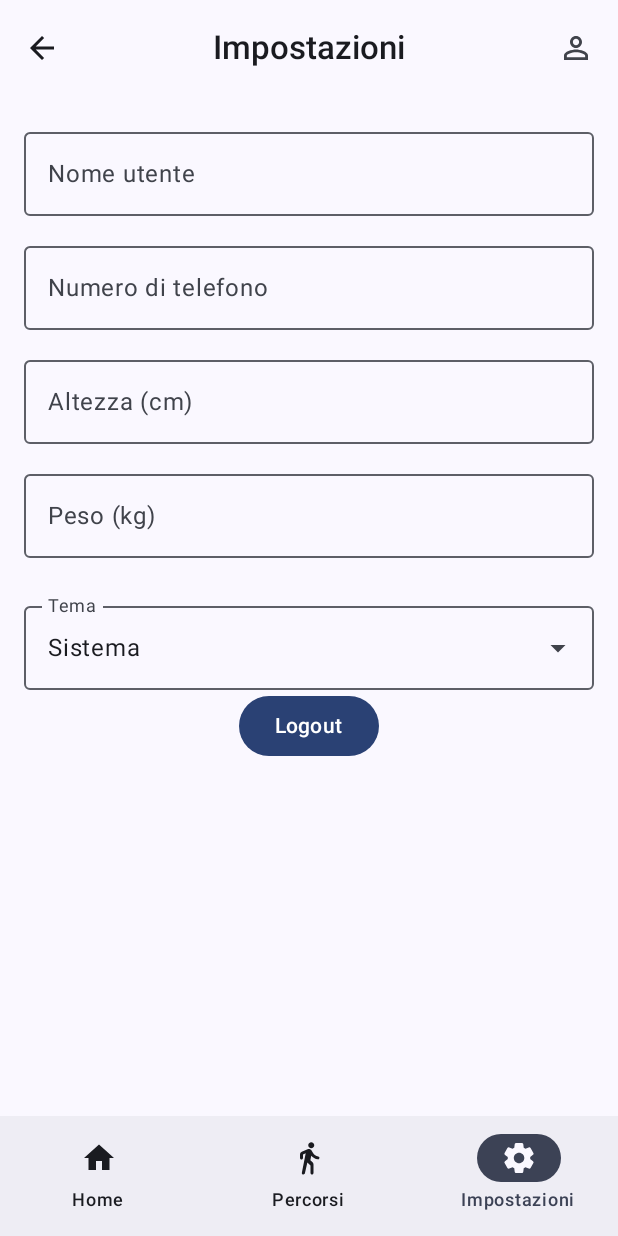
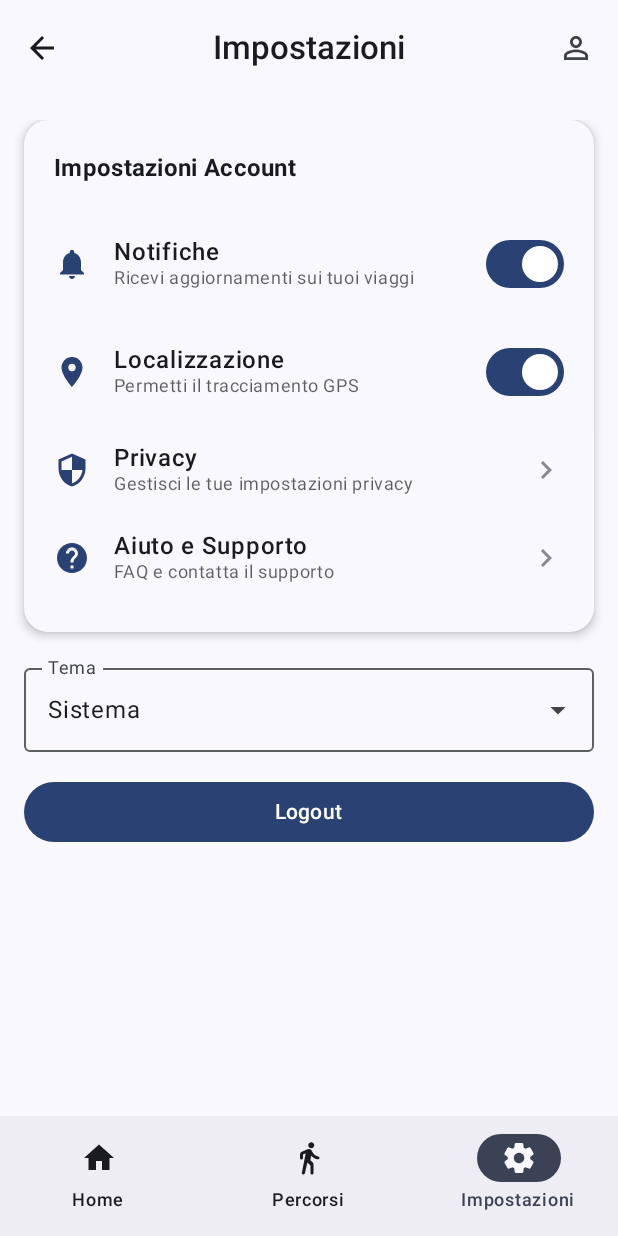
Before and after one commit to luciobaiocchi/mobile-project, an Android app built with Jetpack Compose: the SettingsScreen screen opened through its navigation route, on a phone screen of 412 x 824 dp. Run offline under Robolectric (Android 15) with nearby library versions, the phone set to English and light mode, and no system bars; our stand-ins replace Firebase (no records; nobody signed in at launch, a user with empty details on screens opened directly).

Commit message:
corrected settings screen

```diff
--- a/app/src/main/java/com/heard/mobile/ui/screens/personal/tabs/DatiPersonaliTab.kt
+++ b/app/src/main/java/com/heard/mobile/ui/screens/personal/tabs/DatiPersonaliTab.kt
@@ -14,7 +14,7 @@ import androidx.compose.ui.text.font.FontWeight
 import androidx.compose.ui.unit.dp
 import com.heard.mobile.ui.screens.personal.components.PersonalInfoItem
 import com.heard.mobile.ui.screens.personal.components.PreferenceItem
-import com.heard.mobile.ui.screens.personal.components.SettingItem
+
 import com.heard.mobile.ui.screens.personal.dialogs.EditProfileDialog
 
 @Composable
@@ -33,10 +33,6 @@ fun DatiPersonaliTab() {
 
         item {
             TravelPreferencesCard()
-        }
-
-        item {
-            AccountSettingsCard()
         }
     }
 
@@ -162,59 +158,3 @@ private fun TravelPreferencesCard() {
         }
     }
 }
-
-@Composable
-private fun AccountSettingsCard() {
-    Card(
-        modifier = Modifier
-            .fillMaxWidth()
-            .shadow(4.dp, RoundedCornerShape(16.dp)),
-        colors = CardDefaults.cardColors(
-            containerColor = MaterialTheme.colorScheme.surface
-        ),
-        shape = RoundedCornerShape(16.dp)
-    ) {
-        Column(modifier = Modifier.padding(20.dp)) {
-            Text(
-                text = "Impostazioni Account",
-                style = MaterialTheme.typography.titleMedium,
-                fontWeight = FontWeight.Bold,
-                color = MaterialTheme.colorScheme.onSurface
-            )
-
-            Spacer(modifier = Modifier.height(16.dp))
-
-            SettingItem(
-                icon = Icons.Default.Notifications,
-                title = "Notifiche",
-                subtitle = "Ricevi aggiornamenti sui tuoi viaggi",
-                hasSwitch = true,
-                switchState = true,
-                onSwitchChanged = {}
-            )
-
-            SettingItem(
-                icon = Icons.Default.LocationOn,
-                title = "Localizzazione",
-                subtitle = "Permetti il tracciamento GPS",
-                hasSwitch = true,
-                switchState = true,
-                onSwitchChanged = {}
-            )
-
-            SettingItem(
-                icon = Icons.Default.Security,
-                title = "Privacy",
-                subtitle = "Gestisci le tue impostazioni privacy",
-                onClick = {}
-            )
-
-            SettingItem(
-                icon = Icons.Default.Help,
-                title = "Aiuto e Supporto",
-                subtitle = "FAQ e contatta il supporto",
-                onClick = {}
-            )
-        }
-    }
-}
--- a/app/src/main/java/com/heard/mobile/ui/screens/settings/SettingsScreen.kt
+++ b/app/src/main/java/com/heard/mobile/ui/screens/settings/SettingsScreen.kt
@@ -8,13 +8,22 @@ import androidx.compose.foundation.layout.fillMaxSize
 import androidx.compose.foundation.layout.fillMaxWidth
 import androidx.compose.foundation.layout.height
 import androidx.compose.foundation.layout.padding
+import androidx.compose.foundation.lazy.LazyColumn
+import androidx.compose.foundation.shape.RoundedCornerShape
 import androidx.compose.material.icons.Icons
 import androidx.compose.material.icons.filled.ArrowDropDown
+import androidx.compose.material.icons.filled.Help
+import androidx.compose.material.icons.filled.LocationOn
+import androidx.compose.material.icons.filled.Notifications
+import androidx.compose.material.icons.filled.Security
 import androidx.compose.material3.Button
+import androidx.compose.material3.Card
+import androidx.compose.material3.CardDefaults
 import androidx.compose.material3.DropdownMenu
 import androidx.compose.material3.DropdownMenuItem
 import androidx.compose.material3.Icon
 import androidx.compose.material3.IconButton
+import androidx.compose.material3.MaterialTheme
 import androidx.compose.material3.OutlinedTextField
 import androidx.compose.material3.Scaffold
 import androidx.compose.material3.Text
@@ -26,6 +35,8 @@ import androidx.compose.runtime.saveable.rememberSaveable
 import androidx.compose.runtime.setValue
 import androidx.compose.ui.Alignment
 import androidx.compose.ui.Modifier
+import androidx.compose.ui.draw.shadow
+import androidx.compose.ui.text.font.FontWeight
 import androidx.compose.ui.unit.dp
 import androidx.navigation.NavController
 import com.heard.mobile.ui.HeardRoute
@@ -33,6 +44,7 @@ import com.heard.mobile.ui.composables.AppBar
 import com.heard.mobile.ui.composables.CustomBottomBar
 import com.heard.mobile.ui.screens.login.AuthViewModel
 import com.heard.mobile.viewmodel.ThemeViewModel
+import com.heard.mobile.ui.screens.personal.components.SettingItem
 
 enum class ThemeOption(val label: String) {
     LIGHT("Chiaro"),
@@ -56,47 +68,20 @@ fun SettingsScreen(navController: NavController , themeViewModel: ThemeViewModel
         topBar = { AppBar(navController, title = "Impostazioni") },
         bottomBar = { CustomBottomBar(navController, active = "Impostazioni") }
     ) { contentPadding ->
-        Column(
+        LazyColumn(
             modifier = Modifier
+                .fillMaxSize()
                 .padding(contentPadding)
-                .padding(16.dp)
-                .fillMaxSize(),
-            verticalArrangement = Arrangement.Top,
+                .padding(16.dp),
+            verticalArrangement = Arrangement.spacedBy(16.dp),
             horizontalAlignment = Alignment.CenterHorizontally
         ) {
-            OutlinedTextField(
-                value = username,
-                onValueChange = { username = it },
-                label = { Text("Nome utente") },
-                modifier = Modifier.fillMaxWidth()
-            )
-            Spacer(modifier = Modifier.height(12.dp))
+            item {
+                AccountSettingsCard()
+            }
 
-            OutlinedTextField(
-                value = phoneNumber,
-                onValueChange = { phoneNumber = it },
-                label = { Text("Numero di telefono") },
-                modifier = Modifier.fillMaxWidth()
-            )
-            Spacer(modifier = Modifier.height(12.dp))
-
-            OutlinedTextField(
-                value = height,
-                onValueChange = { height = it },
-                label = { Text("Altezza (cm)") },
-                modifier = Modifier.fillMaxWidth()
-            )
-            Spacer(modifier = Modifier.height(12.dp))
-
-            OutlinedTextField(
-                value = weight,
-                onValueChange = { weight = it },
-                label = { Text("Peso (kg)") },
-                modifier = Modifier.fillMaxWidth()
-            )
-            Spacer(modifier = Modifier.height(24.dp))
-
-            // Selettore del tema
+            item {
+                // Selettore tema
                 Box(modifier = Modifier.fillMaxWidth()) {
                     OutlinedTextField(
                         value = selectedTheme.label,
@@ -120,22 +105,84 @@ fun SettingsScreen(navController: NavController , themeViewModel: ThemeViewModel
                                 text = { Text(option.label) },
                                 onClick = {
                                     expanded = false
-                                // Aggiorna il tema nel ViewModel
                                     themeViewModel.setTheme(option)
                                 }
                             )
                         }
                     }
                 }
+            }
 
-            Button(onClick = {
+            item {
+                Button(
+                    onClick = {
                         authViewModel.logout()
                         navController.navigate(HeardRoute.Login) {
                             popUpTo(HeardRoute.Home) { inclusive = true }
                         }
-            }) {
+                    },
+                    modifier = Modifier.fillMaxWidth()
+                ) {
                     Text("Logout")
                 }
             }
         }
     }
+
+}
+
+@Composable
+private fun AccountSettingsCard() {
+    Card(
+        modifier = Modifier
+            .fillMaxWidth()
+            .shadow(4.dp, RoundedCornerShape(16.dp)),
+        colors = CardDefaults.cardColors(
+            containerColor = MaterialTheme.colorScheme.surface
+        ),
+        shape = RoundedCornerShape(16.dp)
+    ) {
+        Column(modifier = Modifier.padding(20.dp)) {
+            Text(
+                text = "Impostazioni Account",
+                style = MaterialTheme.typography.titleMedium,
+                fontWeight = FontWeight.Bold,
+                color = MaterialTheme.colorScheme.onSurface
+            )
+
+            Spacer(modifier = Modifier.height(16.dp))
+
+            SettingItem(
+                icon = Icons.Default.Notifications,
+                title = "Notifiche",
+                subtitle = "Ricevi aggiornamenti sui tuoi viaggi",
+                hasSwitch = true,
+                switchState = true,
+                onSwitchChanged = {}
+            )
+
+            SettingItem(
+                icon = Icons.Default.LocationOn,
+                title = "Localizzazione",
+                subtitle = "Permetti il tracciamento GPS",
+                hasSwitch = true,
+                switchState = true,
+                onSwitchChanged = {}
+            )
+
+            SettingItem(
+                icon = Icons.Default.Security,
+                title = "Privacy",
+                subtitle = "Gestisci le tue impostazioni privacy",
+                onClick = {}
+            )
+
+            SettingItem(
+                icon = Icons.Default.Help,
+                title = "Aiuto e Supporto",
+                subtitle = "FAQ e contatta il supporto",
+                onClick = {}
+            )
+        }
+    }
+}
```
Lines whose indentation alone changed are shown as unchanged.
